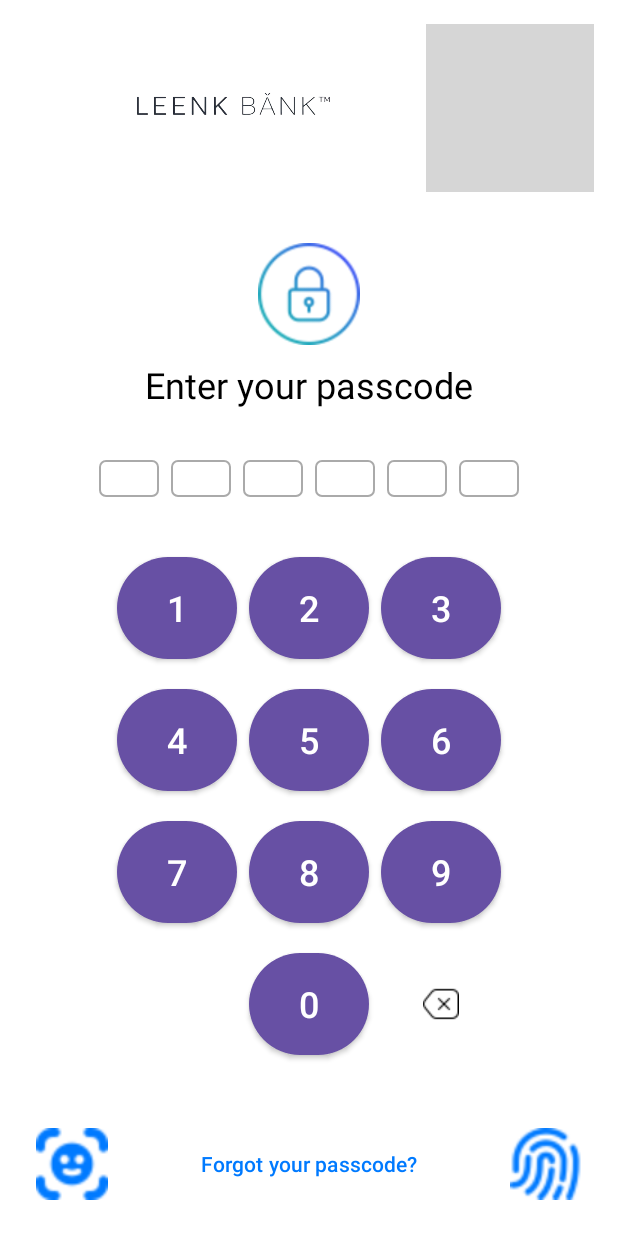
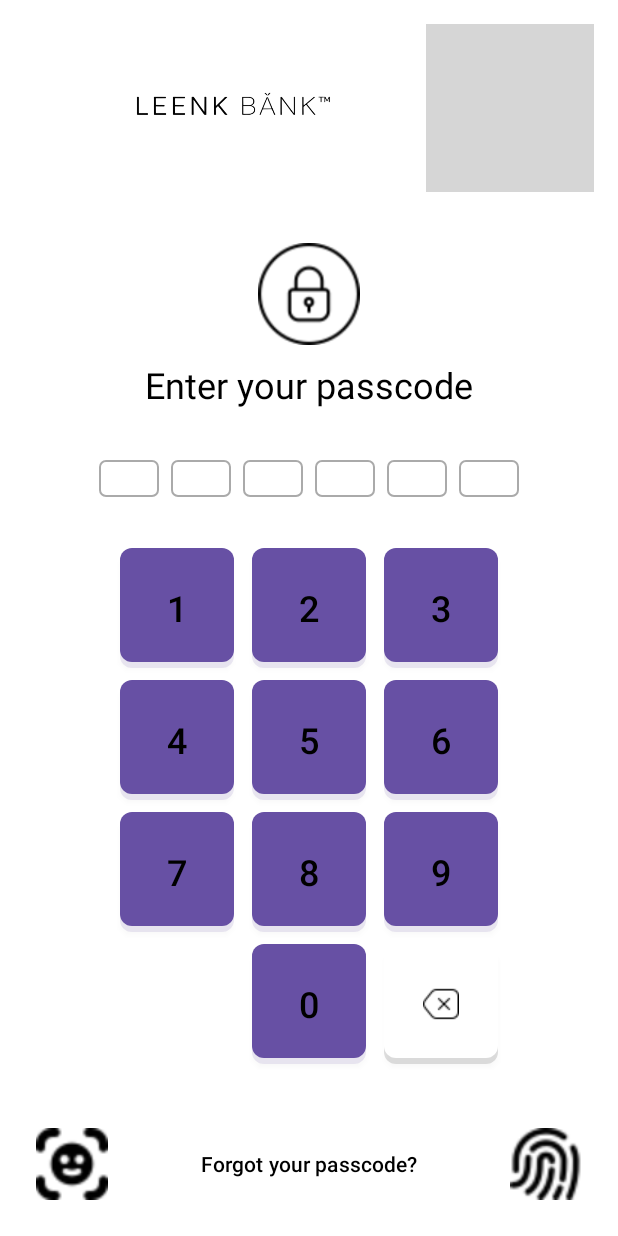
Before and after one commit to nonshas20/Leenk, an Android app: the LoginPasscodeActivity screen opened directly, with no data from a screen before it, on a phone screen of 412 x 824 dp. Run offline under Robolectric (Android 15) with nearby library versions, the phone set to English and light mode, and no system bars; our stand-ins replace Firebase (no records; nobody signed in at launch, a user with empty details on screens opened directly); grey boxes are pictures that could not be loaded.

Commit message:
-latest pls

```diff
--- /dev/null
+++ b/app/src/main/res/drawable/white_button_background.xml
@@ -0,0 +1,17 @@
+<?xml version="1.0" encoding="utf-8"?>
+<layer-list xmlns:android="http://schemas.android.com/apk/res/android">
+    <!-- Shadow -->
+    <item android:right="2dp" android:left="2dp" android:top="4dp">
+        <shape>
+            <corners android:radius="8dp" />
+            <solid android:color="#20000000" />
+        </shape>
+    </item>
+    <!-- Background -->
+    <item android:bottom="4dp" android:right="2dp" android:left="2dp">
+        <shape>
+            <solid android:color="@android:color/white" />
+            <corners android:radius="8dp" />
+        </shape>
+    </item>
+</layer-list>
--- a/app/src/main/res/layout/activity_login_passcode.xml
+++ b/app/src/main/res/layout/activity_login_passcode.xml
@@ -20,7 +20,8 @@
             android:src="@drawable/logotransaparenttext"
             android:scaleType="fitStart"
             android:adjustViewBounds="true"
-            android:layout_marginBottom="2dp"/>
+            android:layout_marginBottom="2dp"
+            app:tint="@android:color/black" />
 
         <ImageButton
             android:id="@+id/btnClose"
@@ -29,7 +30,8 @@
             android:src="@drawable/ic_close"
             android:background="?attr/selectableItemBackgroundBorderless"
             android:padding="8dp"
-            android:contentDescription="Close" />
+            android:contentDescription="Close"
+            app:tint="@android:color/black" />
     </LinearLayout>
 
     <LinearLayout
@@ -45,7 +47,8 @@
             android:src="@drawable/ic_lock"
             android:layout_marginBottom="10dp"
             android:layout_marginTop="20dp"
-            android:contentDescription="Lock Icon" />
+            android:contentDescription="Lock Icon"
+            app:tint="@android:color/black" />
 
         <TextView
             android:layout_width="wrap_content"
@@ -122,6 +125,7 @@
                 android:textAlignment="center"
                 android:background="@drawable/passcode_input_background"/>
 
+
         </LinearLayout>
 
         <GridLayout
@@ -131,60 +135,51 @@
             android:rowCount="4"
             android:useDefaultMargins="true">
 
+            <!-- Number pad buttons -->
             <Button
                 android:id="@+id/btn1"
-                style="@style/NumberPadButton"
-                android:text="1"
-                android:tint="@color/white"
-                android:textColor="@color/white"/>
+                style="@style/NumberPadButtonWhite"
+                android:text="1" />
 
             <Button
                 android:id="@+id/btn2"
-                style="@style/NumberPadButton"
-                android:text="2"
-                android:textColor="@color/white"/>
+                style="@style/NumberPadButtonWhite"
+                android:text="2" />
 
             <Button
                 android:id="@+id/btn3"
-                style="@style/NumberPadButton"
-                android:text="3"
-                android:textColor="@color/white"/>
+                style="@style/NumberPadButtonWhite"
+                android:text="3" />
 
             <Button
                 android:id="@+id/btn4"
-                style="@style/NumberPadButton"
-                android:text="4"
-                android:textColor="@color/white"/>
+                style="@style/NumberPadButtonWhite"
+                android:text="4" />
 
             <Button
                 android:id="@+id/btn5"
-                style="@style/NumberPadButton"
-                android:text="5"
-                android:textColor="@color/white"/>
+                style="@style/NumberPadButtonWhite"
+                android:text="5" />
 
             <Button
                 android:id="@+id/btn6"
-                style="@style/NumberPadButton"
-                android:text="6"
-                android:textColor="@color/white"/>
+                style="@style/NumberPadButtonWhite"
+                android:text="6" />
 
             <Button
                 android:id="@+id/btn7"
-                style="@style/NumberPadButton"
-                android:text="7"
-                android:textColor="@color/white"/>
+                style="@style/NumberPadButtonWhite"
+                android:text="7" />
 
             <Button
                 android:id="@+id/btn8"
-                style="@style/NumberPadButton"
-                android:text="8"
-                android:textColor="@color/white"/>
+                style="@style/NumberPadButtonWhite"
+                android:text="8" />
 
             <Button
                 android:id="@+id/btn9"
-                style="@style/NumberPadButton"
-                android:text="9"
-                android:textColor="@color/white"/>
+                style="@style/NumberPadButtonWhite"
+                android:text="9" />
 
             <Space
                 android:layout_width="0dp"
@@ -192,15 +187,15 @@
 
             <Button
                 android:id="@+id/btn0"
-                style="@style/NumberPadButton"
-                android:text="0"
-                android:textColor="@color/white"/>
+                style="@style/NumberPadButtonWhite"
+                android:text="0" />
 
             <ImageButton
                 android:id="@+id/btnBackspace"
-                style="@style/NumberPadButton"
+                style="@style/NumberPadButtonWhite"
                 android:src="@drawable/ic_backspace"
-                android:contentDescription="Backspace" />
+                android:contentDescription="Backspace"
+                app:tint="@android:color/black" />
 
         </GridLayout>
 
@@ -223,7 +218,7 @@
             android:scaleType="fitCenter"
             android:padding="8dp"
             android:contentDescription="Face Login"
-            app:tint="@color/colorAccent" />
+            app:tint="@android:color/black" />
 
         <Button
             android:id="@+id/btnForgotPasscode"
@@ -231,10 +226,10 @@
             android:layout_weight="1"
             android:layout_height="wrap_content"
             android:text="Forgot your passcode?"
-            android:textColor="@color/colorAccent"
+            android:textColor="@android:color/black"
             android:background="?attr/selectableItemBackground"
             android:layout_marginStart="8dp"
-            android:layout_marginEnd="8dp"/>
+            android:layout_marginEnd="8dp" />
 
         <ImageButton
             android:id="@+id/btnFingerprintLogin"
@@ -246,7 +241,7 @@
             android:scaleType="fitCenter"
             android:padding="8dp"
             android:contentDescription="Fingerprint Login"
-            app:tint="@color/colorAccent" />
+            app:tint="@android:color/black" />
 
     </LinearLayout>
 
--- a/app/src/main/res/layout/activity_withdraw.xml
+++ b/app/src/main/res/layout/activity_withdraw.xml
@@ -32,7 +32,7 @@
                 android:layout_height="wrap_content"
                 android:layout_centerInParent="true"
                 android:fontFamily="@font/inter_semibold"
-                android:text="Send &amp; Transfer"
+                android:text="Transfer"
                 android:textColor="@color/black"
                 android:textSize="18sp" />
 
@@ -83,7 +83,7 @@
             android:layout_width="match_parent"
             android:layout_height="wrap_content"
             android:layout_marginBottom="16dp"
-            android:backgroundTint="@color/white"
+            android:backgroundTint="@color/black"
             android:hint="Enter account number"
             android:inputType="number"
             android:textColor="@color/black"
--- a/app/src/main/res/values/colors.xml
+++ b/app/src/main/res/values/colors.xml
@@ -15,6 +15,8 @@
     <color name="dark_gray">#666666</color>
     <color name="green">#4CAF50</color>
     <color name="red">#F44336</color>
+    <color name="button_selected">#FFFFFFFF</color>
+    <color name="button_background">#1C1C1E</color>
     <color name="gray">#8E8E93</color>
     <color name="cyan">#5AC8FA</color>
     <color name="dark_backgroundd">#1E1E1E</color>
--- a/app/src/main/res/values/styles.xml
+++ b/app/src/main/res/values/styles.xml
@@ -10,6 +10,14 @@
         <item name="android:layout_height">80dp</item>
         <item name="android:textSize">24sp</item>
         <item name="cornerRadius">40dp</item>
+    </style>
+
+    <style name="NumberPadButtonWhite" parent="Widget.AppCompat.Button">
+        <item name="android:layout_width">80dp</item>
+        <item name="android:layout_height">80dp</item>
+        <item name="android:textSize">24sp</item>
+        <item name="android:textColor">@android:color/black</item>
+        <item name="android:background">@drawable/white_button_background</item>
     </style>
 
     <!-- Style for the number pad buttons -->
```
Also changed, not shown: app/src/main/java/com/example/leenk/AllTransactionsActivity.java (+60 -14 lines), app/src/main/java/com/example/leenk/CitizenshipQuestionActivity.java (+22 -2 lines), app/src/main/res/drawable/button_selector.xml (added, +10 -0 lines), app/src/main/res/layout/activity_all_transactions.xml (+1 -8 lines), app/src/main/res/menu/menu_sort_amount.xml (added, +9 -0 lines), app/src/main/res/menu/menu_sort_date.xml (added, +9 -0 lines).
